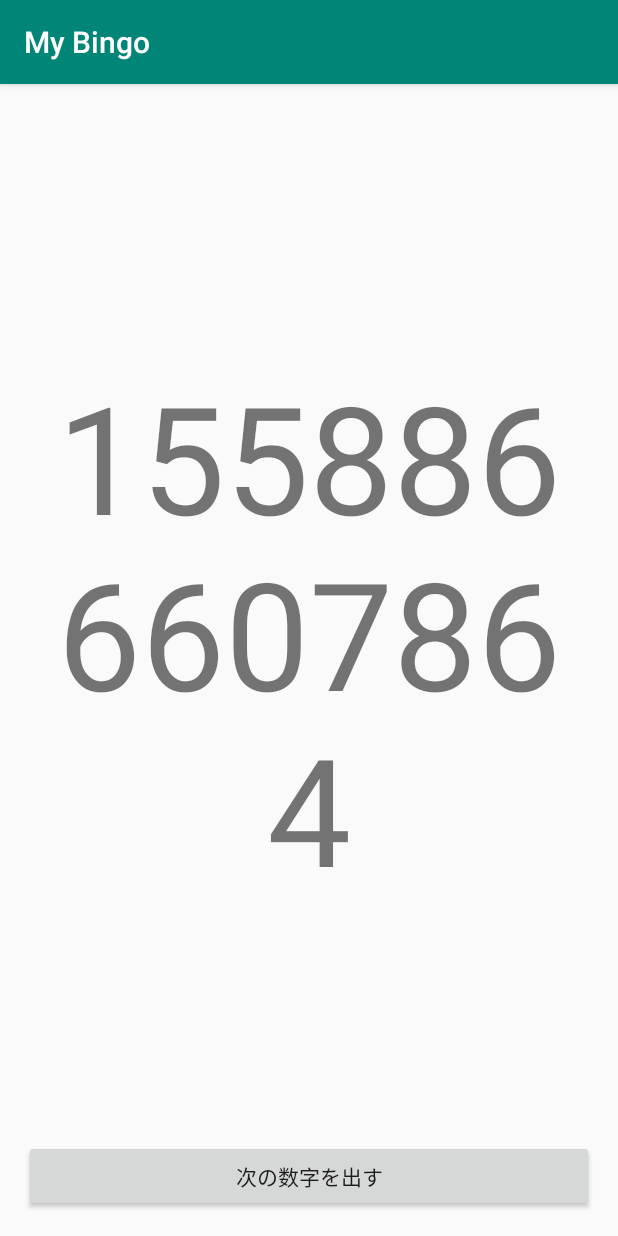
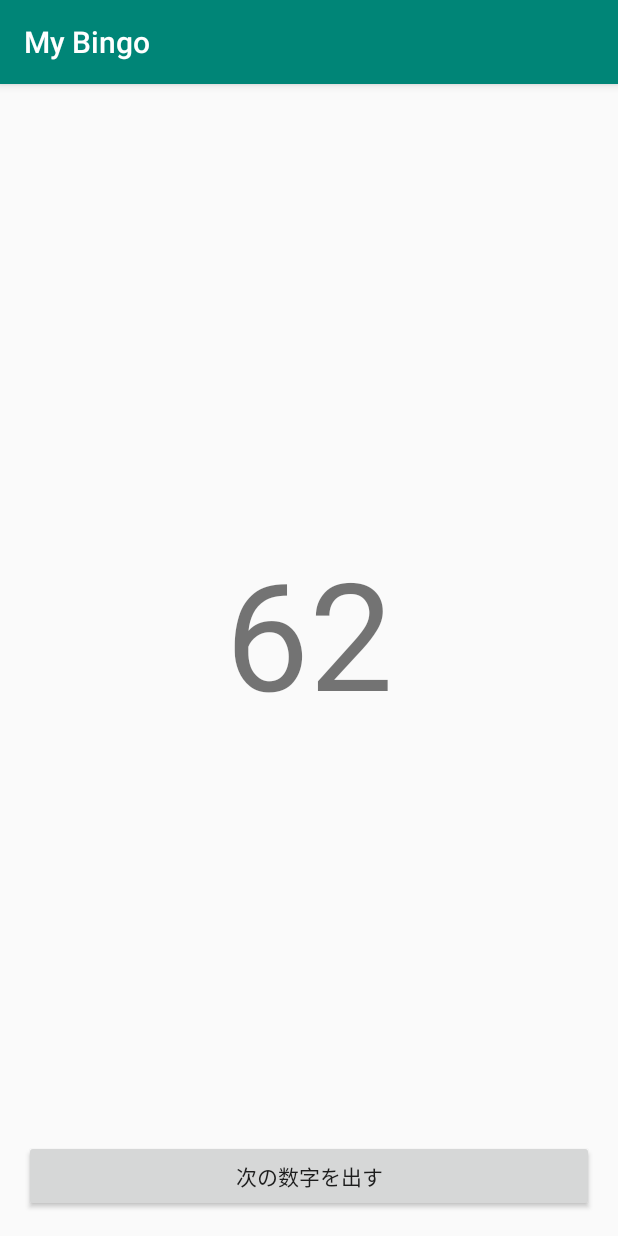
Before and after one commit to ozaki25/AndroidBingoHandson, an Android app: the screen it shows after launch (MainActivity), after a tap on "次の数字を出す", on a phone screen of 412 x 824 dp. Run offline under Robolectric (Android 15) with nearby library versions, the phone set to English and light mode, and no system bars.

Commit message:
1~75のどれかが出るようにする

```diff
--- a/app/src/main/java/com/example/mybingo/MainActivity.java
+++ b/app/src/main/java/com/example/mybingo/MainActivity.java
@@ -6,10 +6,14 @@ import android.os.Bundle;
 import android.view.View;
 import android.widget.TextView;
 
+import java.util.Random;
+
 public class MainActivity extends AppCompatActivity {
     private TextView historyView;
     private TextView numberView;
     private View button;
+
+    private final Random random = new Random();
 
     @Override
     protected void onCreate(Bundle savedInstanceState) {
@@ -23,7 +27,8 @@ public class MainActivity extends AppCompatActivity {
         button.setOnClickListener(new View.OnClickListener() {
             @Override
             public void onClick(View v) {
-                numberView.setText("" + System.currentTimeMillis());
+                final int nextNumber = random.nextInt(75) + 1;
+                numberView.setText("" + nextNumber);
             }
         });
     }
```
